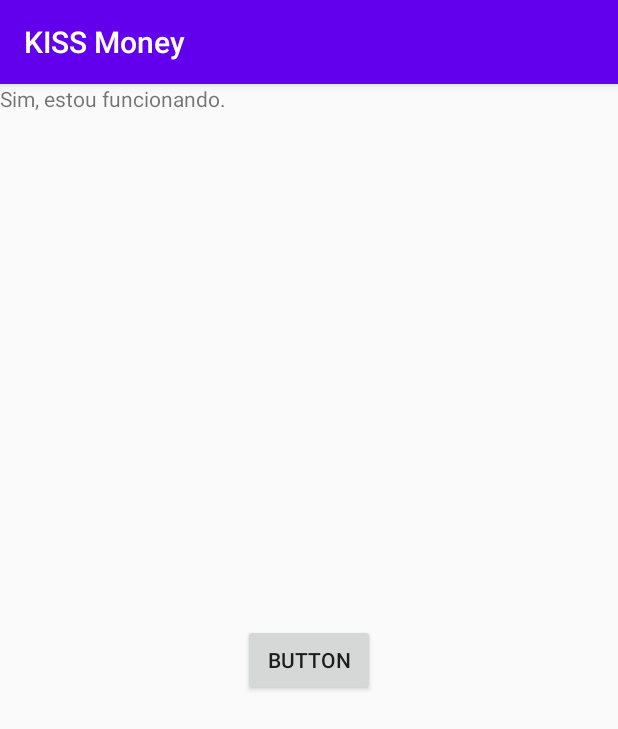
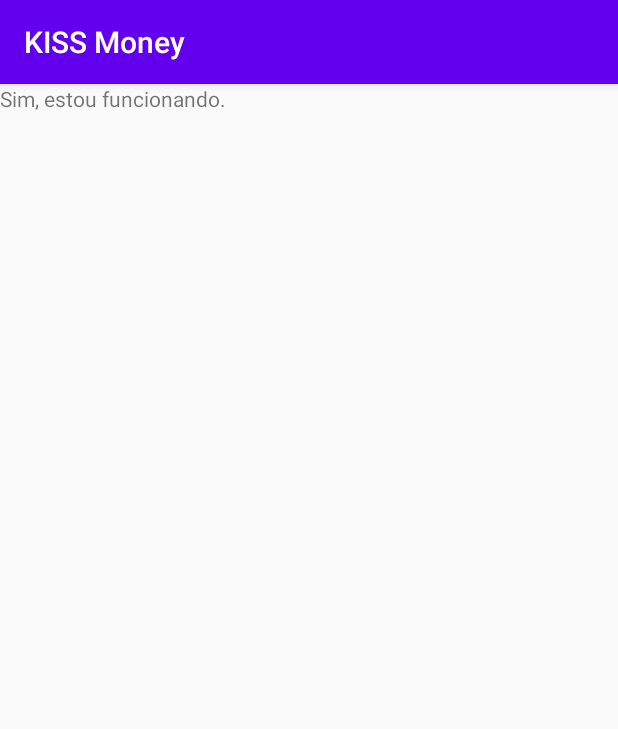
Before and after one commit to 1985michel/kissmoneyappkotlin, an Android app: the fragment chatFragment shown on its own in the app's theme, on a phone screen of 412 x 824 dp. Shown: the top 729 px of the screen. Run offline under Robolectric (Android 15) with nearby library versions, the phone set to English and light mode, and no system bars; our stand-ins replace data binding; Roboto replaces fonts that are not available here; 3 statements that could not run were skipped.

Commit message:
chatfragment agora com o cursos piscando no final. Ainda não funciona voltar nem o botão de fechar antes do script encerrar

```diff
--- a/app/src/main/res/layout/base_de_comunicacao.xml
+++ b/app/src/main/res/layout/base_de_comunicacao.xml
@@ -6,15 +6,17 @@
     android:layout_width="match_parent"
     android:layout_height="match_parent">
 
-    <TextView
+    <EditText
         android:id="@+id/msg1textView"
         android:layout_width="371dp"
-        android:layout_height="80dp"
+        android:layout_height="100dp"
         android:layout_marginStart="32dp"
         android:layout_marginTop="8dp"
         android:layout_marginEnd="24dp"
         android:background="@color/cardview_light_background"
+        android:cursorVisible="true"
         android:paddingLeft="16dp"
+        android:textCursorDrawable="@null"
         app:layout_constraintBottom_toTopOf="@+id/nextButton"
         app:layout_constraintEnd_toEndOf="parent"
         app:layout_constraintStart_toStartOf="parent"
--- a/app/src/main/res/layout/fragment_chat.xml
+++ b/app/src/main/res/layout/fragment_chat.xml
@@ -14,16 +14,6 @@
             android:layout_height="match_parent"
             android:text="Sim, estou funcionando." />
 
-        <Button
-            android:id="@+id/button"
-            android:layout_width="wrap_content"
-            android:layout_height="wrap_content"
-            android:text="Button"
-            app:layout_constraintBottom_toBottomOf="parent"
-            app:layout_constraintEnd_toEndOf="parent"
-            app:layout_constraintStart_toStartOf="parent"
-            app:layout_constraintTop_toTopOf="parent" />
-
     </androidx.constraintlayout.widget.ConstraintLayout>
 
 </layout>
```
Also changed, not shown: app/src/main/java/com/example/kissmoney/interacao/chatFragment.kt (+12 -9 lines), app/src/main/res/layout/fragment_logo.xml (+3 -5 lines).
